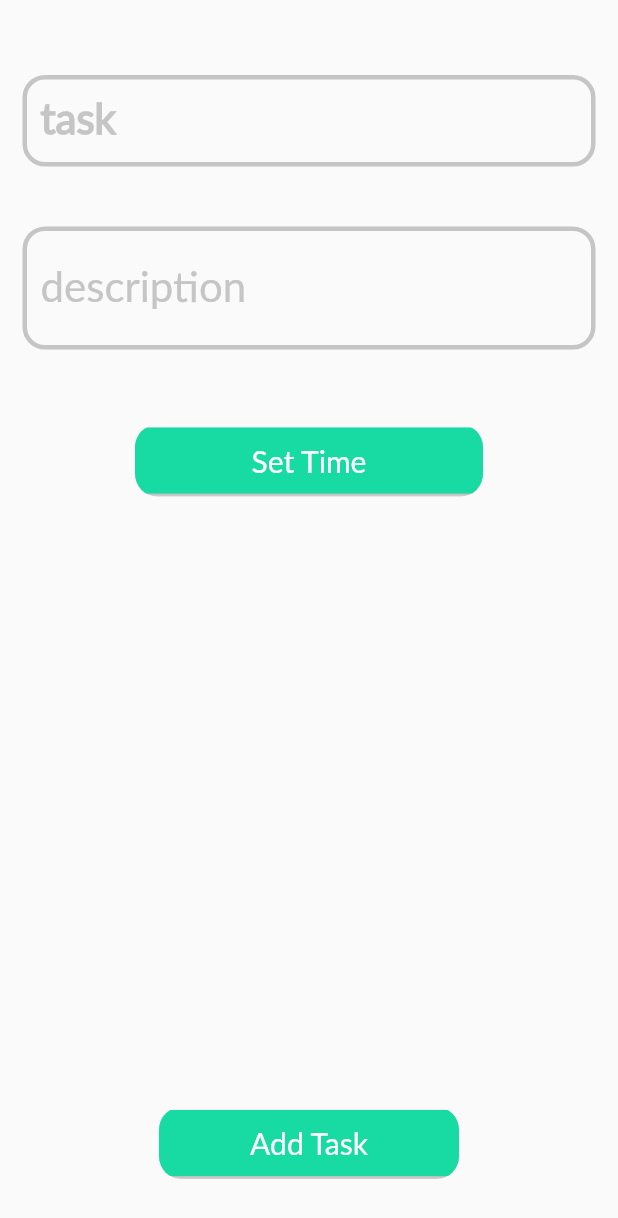
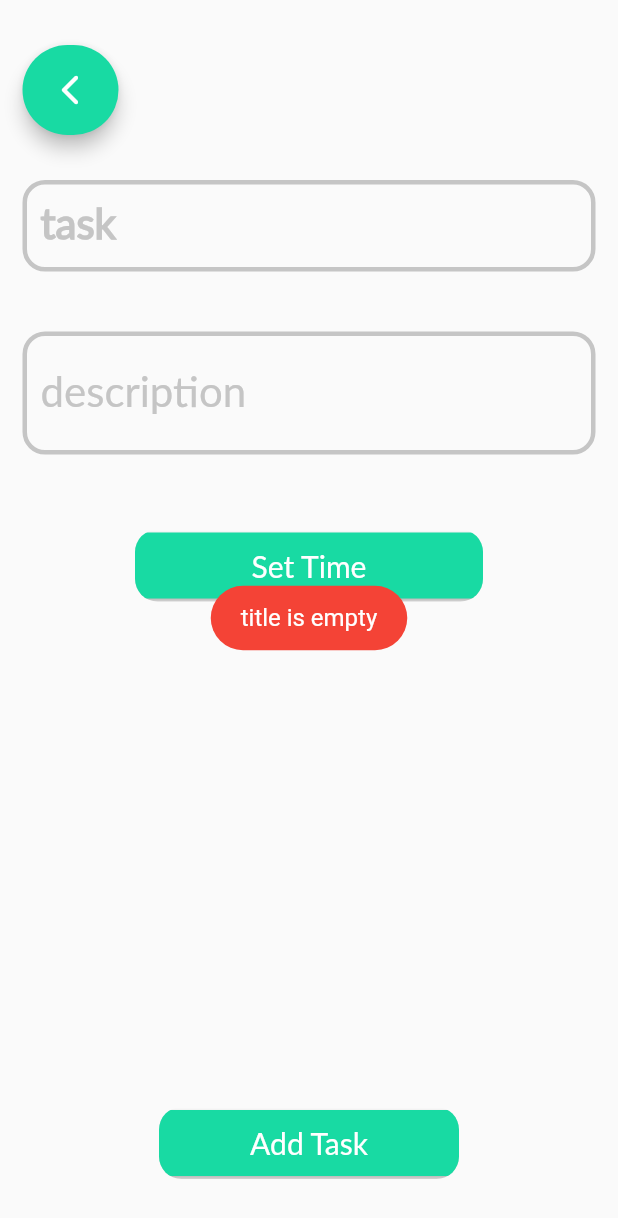
Before and after one commit to ghasemizade/todo-application, a Flutter app: the addTaskScreen screen opened directly, after a tap on "Add Task", on a phone screen of 412 x 824 dp. Shown: the top 1218 px of the screen. Run offline on Flutter 3.47's test engine with Material 2 defaults, Android fonts, the phone set to English and light mode, and no system bars; our stand-ins replace fluttertoast, hive, hive_flutter; missing offline and left inert: flutter_dismissible_tile, msh_checkbox, time_pickerr; accounts and stored records are empty.

Commit message:
update add task

```diff
--- a/note_app/lib/add_task_screen.dart
+++ b/note_app/lib/add_task_screen.dart
@@ -1,4 +1,5 @@
 import 'package:flutter/material.dart';
+import 'package:fluttertoast/fluttertoast.dart';
 import 'package:hive/hive.dart';
 import 'package:note_app/home_screen.dart';
 import 'package:note_app/todo.dart';
@@ -35,36 +36,42 @@ class _addTaskScreenState extends State<addTaskScreen> {
   Widget build(BuildContext context) {
     return SafeArea(
       child: Scaffold(
-        body: Center(
+        body: CustomScrollView(
+          slivers: [
+            SliverFillRemaining(
+              hasScrollBody: false,
               child: Column(
                 children: [
                   SizedBox(
-                height: 50,
+                    height: 30,
                   ),
-              // Row(
-              //   children: [
-              //     Padding(
-              //       padding: EdgeInsets.only(left: 15),
-              //       child: ElevatedButton(
-              //         onPressed: () {
-              //           _navigateToBackHome(context);
-              //         },
-              //         style: ElevatedButton.styleFrom(
-              //             shape: RoundedRectangleBorder(
-              //               borderRadius: BorderRadius.circular(50),
-              //             ),
-              //             backgroundColor: Color(0xff18DAA3),
-              //             elevation: 5,
-              //             shadowColor: Colors.black),
-              //         child: Container(
-              //           height: 60,
-              //           width: 30,
-              //           child: Icon(Icons.arrow_back_ios_rounded),
-              //         ),
-              //       ),
-              //     ),
-              //   ],
-              // ),
+                  Row(
+                    children: [
+                      Padding(
+                        padding: EdgeInsets.only(left: 15),
+                        child: ElevatedButton(
+                          onPressed: () {
+                            _navigateToBackHome(context);
+                          },
+                          style: ElevatedButton.styleFrom(
+                              shape: RoundedRectangleBorder(
+                                borderRadius: BorderRadius.circular(50),
+                              ),
+                              backgroundColor: Color(0xff18DAA3),
+                              elevation: 5,
+                              shadowColor: Colors.black),
+                          child: Container(
+                            height: 60,
+                            width: 30,
+                            child: Icon(Icons.arrow_back_ios_rounded),
+                          ),
+                        ),
+                      ),
+                    ],
+                  ),
+                  SizedBox(
+                    height: 30,
+                  ),
                   Padding(
                     padding: EdgeInsets.symmetric(horizontal: 15),
                     child: TextField(
@@ -166,6 +173,9 @@ class _addTaskScreenState extends State<addTaskScreen> {
                     ),
                   ),
                   Spacer(),
+                  SizedBox(
+                    height: 30,
+                  ),
                   ClipRRect(
                     borderRadius: BorderRadius.circular(15),
                     child: ElevatedButton(
@@ -173,7 +183,14 @@ class _addTaskScreenState extends State<addTaskScreen> {
                         String taskTitle = textFiledTaskTitle.text;
                         String taskSubTitle = textFiledTaskSubTitle.text;
                         if (taskTitle == '') {
-                      print('title is empty');
+                          Fluttertoast.showToast(
+                              msg: 'title is empty',
+                              toastLength: Toast.LENGTH_SHORT,
+                              gravity: ToastGravity.CENTER,
+                              timeInSecForIosWeb: 1,
+                              backgroundColor: Colors.red,
+                              textColor: Colors.white,
+                              fontSize: 16.0);
                         } else {
                           addTask(taskTitle, taskSubTitle);
                           Navigator.of(context).pop();
@@ -194,6 +211,8 @@ class _addTaskScreenState extends State<addTaskScreen> {
                   ),
                 ],
               ),
+            )
+          ],
         ),
       ),
     );
```
Lines whose indentation alone changed are shown as unchanged.
